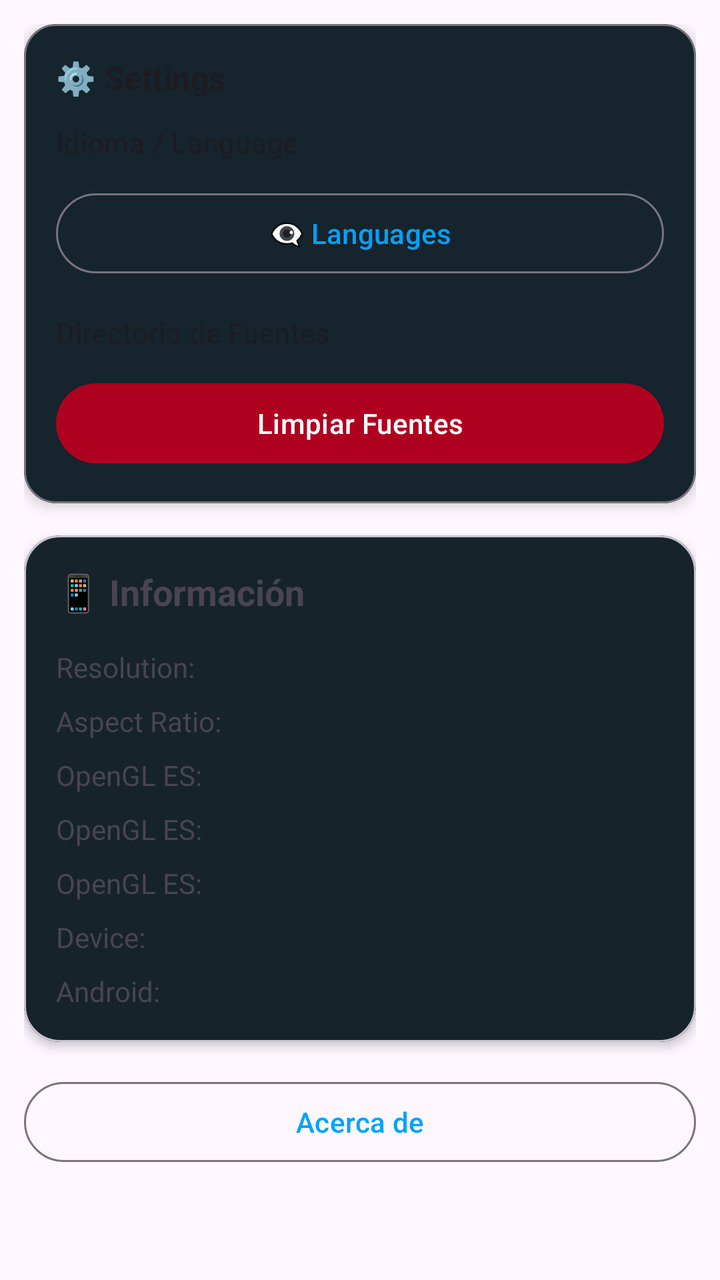
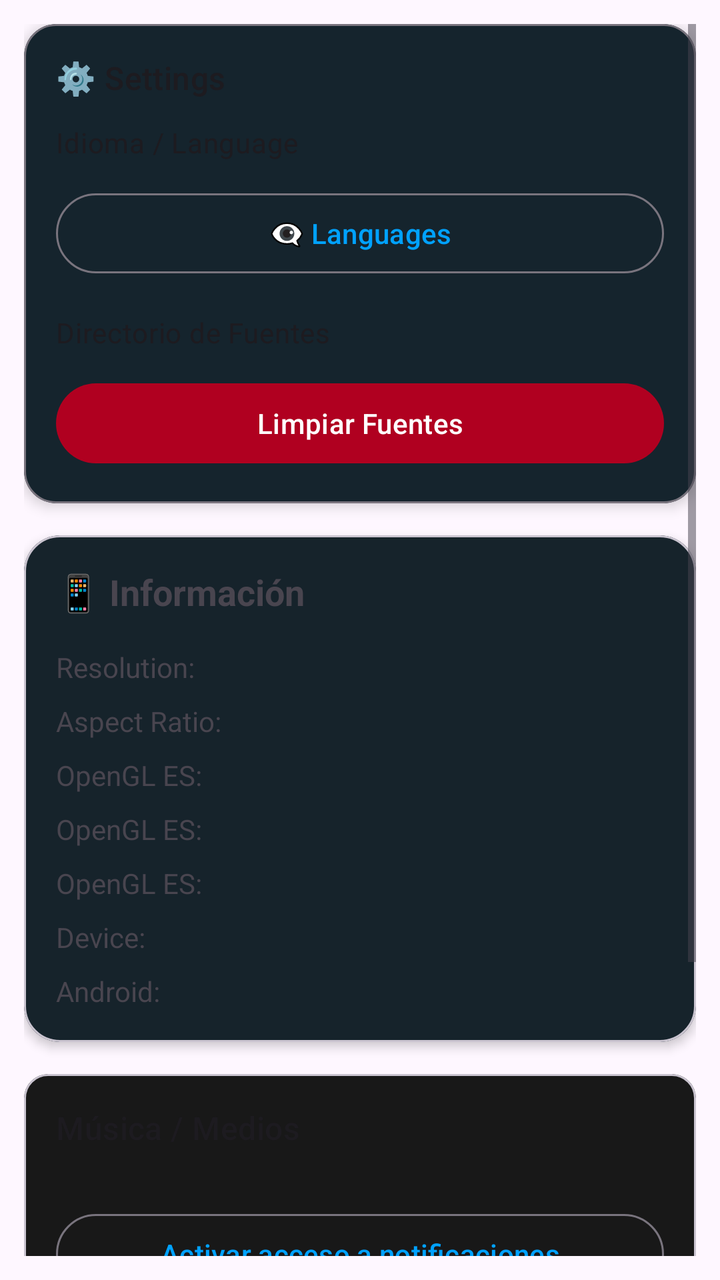

Before-and-after screenshots of an Android layout around one commit, followed by the original layout XML and the change that was made.
<!-- AndroidManifest.xml: application theme Theme.RomasterLiveWall -->
<!-- res/layout/layout_settings.xml -->
<?xml version="1.0" encoding="utf-8"?>
<ScrollView xmlns:android="http://schemas.android.com/apk/res/android"
    xmlns:app="http://schemas.android.com/apk/res-auto"
    android:layout_width="match_parent"
    android:layout_height="match_parent"
    android:fillViewport="true"
    android:padding="12dp">

    <LinearLayout
        android:layout_width="match_parent"
        android:layout_height="wrap_content"
        android:orientation="vertical">

        
        <com.google.android.material.card.MaterialCardView
            android:layout_width="match_parent"
            android:layout_height="wrap_content"
            android:layout_marginBottom="16dp"
            app:cardBackgroundColor="?attr/colorSurface"
            app:cardCornerRadius="16dp"
            app:cardElevation="4dp"
            app:strokeColor="?attr/colorOutline"
            app:strokeWidth="1dp">

            <LinearLayout
                android:layout_width="match_parent"
                android:layout_height="wrap_content"
                android:orientation="vertical"
                android:padding="16dp">

                <TextView
                    android:id="@+id/textSettingsTitle"
                    android:layout_width="wrap_content"
                    android:layout_height="wrap_content"
                    android:text="@string/settings_title"
                    android:textAppearance="?attr/textAppearanceTitleMedium" />

                <TextView
                    android:layout_width="match_parent"
                    android:layout_height="wrap_content"
                    android:layout_marginTop="12dp"
                    android:text="@string/settings_language_card"
                    android:textAppearance="?attr/textAppearanceBodyMedium" />

                <com.google.android.material.button.MaterialButton
                    android:id="@+id/buttonLanguages"
                    style="@style/Widget.Material3.Button.OutlinedButton"
                    android:layout_width="match_parent"
                    android:layout_height="wrap_content"
                    android:layout_marginTop="12dp"
                    android:text="@string/settings_language_button" />

                <TextView
                    android:layout_width="match_parent"
                    android:layout_height="wrap_content"
                    android:layout_marginTop="16dp"
                    android:text="@string/settings_fonts_directory"
                    android:textAppearance="?attr/textAppearanceBodyMedium" />

                <com.google.android.material.button.MaterialButton
                    android:id="@+id/buttonClearFonts"
                    style="@style/Widget.Material3.Button"
                    android:layout_width="match_parent"
                    android:layout_height="wrap_content"
                    android:layout_marginTop="12dp"
                    android:text="@string/clear_fonts"
                    android:textColor="@android:color/white"
                    app:backgroundTint="#B00020" />

            </LinearLayout>

        </com.google.android.material.card.MaterialCardView>

        
        <com.google.android.material.card.MaterialCardView
            android:layout_width="match_parent"
            android:layout_height="wrap_content"
            android:layout_marginBottom="16dp"
            app:cardCornerRadius="18dp"
            app:cardElevation="3dp">

            <LinearLayout
                android:layout_width="match_parent"
                android:layout_height="wrap_content"
                android:orientation="vertical"
                android:padding="16dp">

                <TextView
                    android:layout_width="wrap_content"
                    android:layout_height="wrap_content"
                    android:text="@string/device_info_title"
                    android:textStyle="bold"
                    android:textSize="18sp" />

                <TextView
                    android:id="@+id/textScreenResolution"
                    android:layout_width="match_parent"
                    android:layout_height="wrap_content"
                    android:layout_marginTop="16dp"
                    android:text="Resolution:" />

                <TextView
                    android:id="@+id/textAspectRatio"
                    android:layout_width="match_parent"
                    android:layout_height="wrap_content"
                    android:layout_marginTop="8dp"
                    android:text="Aspect Ratio:" />

                <TextView
                    android:id="@+id/textOpenGLVersion"
                    android:layout_width="match_parent"
                    android:layout_height="wrap_content"
                    android:layout_marginTop="8dp"
                    android:text="OpenGL ES:" />

                <TextView
                    android:id="@+id/textOpenGLRenderer"
                    android:layout_width="match_parent"
                    android:layout_height="wrap_content"
                    android:layout_marginTop="8dp"
                    android:text="OpenGL ES:" />

                <TextView
                    android:id="@+id/textOpenGLVendor"
                    android:layout_width="match_parent"
                    android:layout_height="wrap_content"
                    android:layout_marginTop="8dp"
                    android:text="OpenGL ES:" />

                <TextView
                    android:id="@+id/textDeviceName"
                    android:layout_width="match_parent"
                    android:layout_height="wrap_content"
                    android:layout_marginTop="8dp"
                    android:text="Device:" />

                <TextView
                    android:id="@+id/textAndroidVersion"
                    android:layout_width="match_parent"
                    android:layout_height="wrap_content"
                    android:layout_marginTop="8dp"
                    android:text="Android:" />

            </LinearLayout>

        </com.google.android.material.card.MaterialCardView>

        <com.google.android.material.button.MaterialButton
            android:id="@+id/buttonAbout"
            style="@style/Widget.Material3.Button.OutlinedButton"
            android:layout_width="match_parent"
            android:layout_height="wrap_content"
            android:layout_marginBottom="8dp"
            android:text="@string/about" />

    </LinearLayout>

</ScrollView>
<!-- resources referenced by this layout -->
<resources>
  <string name="about">Acerca de</string>
  <string name="clear_fonts">Limpiar Fuentes</string>
  <string name="device_info_title">📱 Información</string>
  <string name="settings_fonts_directory">Directorio de Fuentes</string>
  <string name="settings_language_button">👁️‍🗨️ Languages</string>
  <string name="settings_language_card">Idioma / Language</string>
  <string name="settings_title">⚙️ Settings</string>
  <style name="Theme.RomasterLiveWall" parent="Theme.Material3.DayNight.NoActionBar">
  
          <item name="colorPrimary">@color/md_theme_primary</item>
          <item name="colorSurface">@color/md_theme_surface</item>
          <item name="colorSurfaceVariant">@color/md_theme_surfaceVariant</item>
          <item name="android:statusBarColor">@android:color/transparent</item>
  
      </style>
  <color name="md_theme_primary">#00A2FF</color>
  <color name="md_theme_surface">#181818</color>
  <color name="md_theme_surfaceVariant">#242424</color>
</resources>

<!-- the commit's change to res/layout/layout_settings.xml (unified diff, before → after) -->
@@ -145,6 +145,62 @@
 
         </com.google.android.material.card.MaterialCardView>
 
+        <com.google.android.material.card.MaterialCardView
+            android:layout_width="match_parent"
+            android:layout_height="wrap_content"
+            android:layout_marginBottom="12dp">
+
+            <LinearLayout
+                android:layout_width="match_parent"
+                android:layout_height="wrap_content"
+                android:orientation="vertical"
+                android:padding="16dp">
+
+                <TextView
+                    android:layout_width="match_parent"
+                    android:layout_height="wrap_content"
+                    android:text="@string/settings_music_section"
+                    android:textAppearance="?attr/textAppearanceTitleMedium" />
+
+                <TextView
+                    android:id="@+id/textMusicAccessStatus"
+                    android:layout_width="match_parent"
+                    android:layout_height="wrap_content"
+                    android:layout_marginTop="4dp"
+                    android:textAppearance="?attr/textAppearanceBodySmall" />
+
+                <com.google.android.material.button.MaterialButton
+                    android:id="@+id/buttonMusicNotificationAccess"
+                    style="@style/Widget.Material3.Button.OutlinedButton"
+                    android:layout_width="match_parent"
+                    android:layout_height="wrap_content"
+                    android:layout_marginTop="8dp"
+                    android:text="@string/settings_music_enable_notifications" />
+
+                <TextView
+                    android:layout_width="match_parent"
+                    android:layout_height="wrap_content"
+                    android:layout_marginTop="12dp"
+                    android:text="@string/settings_music_preferred_player"
+                    android:textAppearance="?attr/textAppearanceBodyMedium" />
+
+                <TextView
+                    android:id="@+id/textMusicPreferredPlayer"
+                    android:layout_width="match_parent"
+                    android:layout_height="wrap_content"
+                    android:layout_marginTop="2dp"
+                    android:textAppearance="?attr/textAppearanceBodySmall" />
+
+                <com.google.android.material.button.MaterialButton
+                    android:id="@+id/buttonMusicPreferredPlayer"
+                    style="@style/Widget.Material3.Button.OutlinedButton"
+                    android:layout_width="match_parent"
+                    android:layout_height="wrap_content"
+                    android:layout_marginTop="8dp"
+                    android:text="@string/settings_music_choose_player" />
+            </LinearLayout>
+        </com.google.android.material.card.MaterialCardView>
+
         <com.google.android.material.button.MaterialButton
             android:id="@+id/buttonAbout"
             style="@style/Widget.Material3.Button.OutlinedButton"
<!-- resource entries referenced after the edit -->
@@ -6,6 +6,10 @@
   <string name="settings_fonts_directory">Directorio de Fuentes</string>
   <string name="settings_language_button">👁️‍🗨️ Languages</string>
   <string name="settings_language_card">Idioma / Language</string>
+  <string name="settings_music_choose_player">Elegir reproductor</string>
+  <string name="settings_music_enable_notifications">Activar acceso a notificaciones</string>
+  <string name="settings_music_preferred_player">Reproductor preferido</string>
+  <string name="settings_music_section">Música / Medios</string>
   <string name="settings_title">⚙️ Settings</string>
   <style name="Theme.RomasterLiveWall" parent="Theme.Material3.DayNight.NoActionBar">
   
